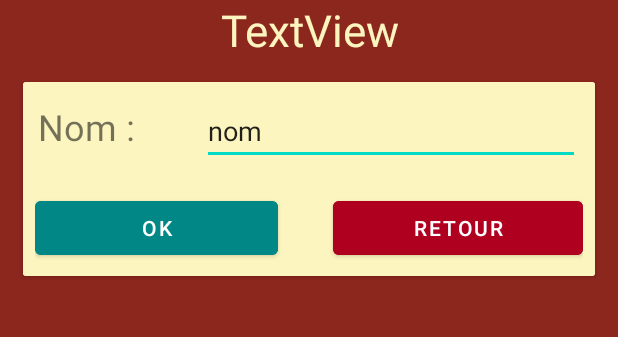
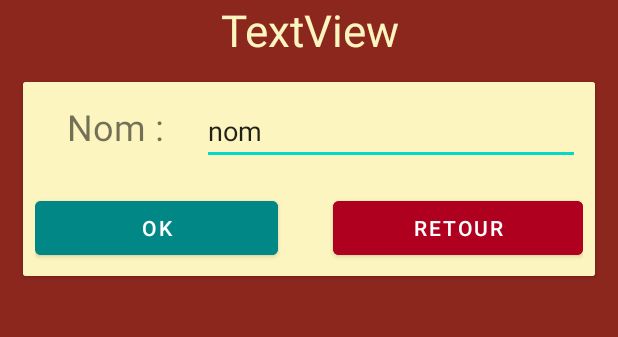
Before and after one commit to jessica-ang/fil-rouge, an Android app: the CreationActivity screen opened directly, with no data from a screen before it, on a phone screen of 412 x 824 dp, the part 195-532 px from its top. Run offline under Robolectric (Android 15) with nearby library versions, the phone set to English and light mode, and no system bars.

Commit message:
ajout méthode creationActivity

```diff
--- a/rea5/assistales/app/src/main/java/com/jang/assistales/model/CharacterBean.kt
+++ b/rea5/assistales/app/src/main/java/com/jang/assistales/model/CharacterBean.kt
@@ -5,11 +5,11 @@ import androidx.room.*
 @Entity(
     tableName = "character"
 )
-class CharacterBean (
+class CharacterBean(
     val name: String,
+    val firstname: String,
     @PrimaryKey(autoGenerate = true)
     val id_character: Long = 0,
-    val firstname: String,
     val nickname: String? = null,
     val gender: String? = null,
     val age: String? = null,
--- a/rea5/assistales/app/src/main/res/layout/activity_creation.xml
+++ b/rea5/assistales/app/src/main/res/layout/activity_creation.xml
@@ -52,6 +52,7 @@
                     android:layout_width="wrap_content"
                     android:layout_height="wrap_content"
                     android:layout_weight="1"
+                    android:gravity="center"
                     android:text="Nom : "
                     android:textSize="24sp" />
 
@@ -63,6 +64,34 @@
                     android:ems="10"
                     android:inputType="textPersonName"
                     android:text="nom" />
+            </LinearLayout>
+
+            <LinearLayout
+                android:id="@+id/ll_firstname"
+                android:layout_width="match_parent"
+                android:layout_height="match_parent"
+                android:background="@color/sand"
+                android:orientation="horizontal"
+                android:visibility="gone"
+                tools:visibility="visible">
+
+                <TextView
+                    android:id="@+id/textView3"
+                    android:layout_width="wrap_content"
+                    android:layout_height="wrap_content"
+                    android:layout_weight="1"
+                    android:gravity="center"
+                    android:text="Prénom : "
+                    android:textSize="24sp" />
+
+                <EditText
+                    android:id="@+id/et_firstname_creation"
+                    android:layout_width="wrap_content"
+                    android:layout_height="wrap_content"
+                    android:layout_weight="1"
+                    android:ems="10"
+                    android:inputType="textPersonName"
+                    android:text="prenom" />
             </LinearLayout>
 
             <LinearLayout
@@ -78,6 +107,7 @@
                     android:layout_height="wrap_content"
                     android:layout_weight="1"
                     android:backgroundTint="@color/teal_700"
+                    android:onClick="onBtAddClick"
                     android:text="Ok" />
 
                 <TextView
```
Also changed, not shown: rea5/assistales/app/src/main/java/com/jang/assistales/CreationActivity.kt (+55 -5 lines).
